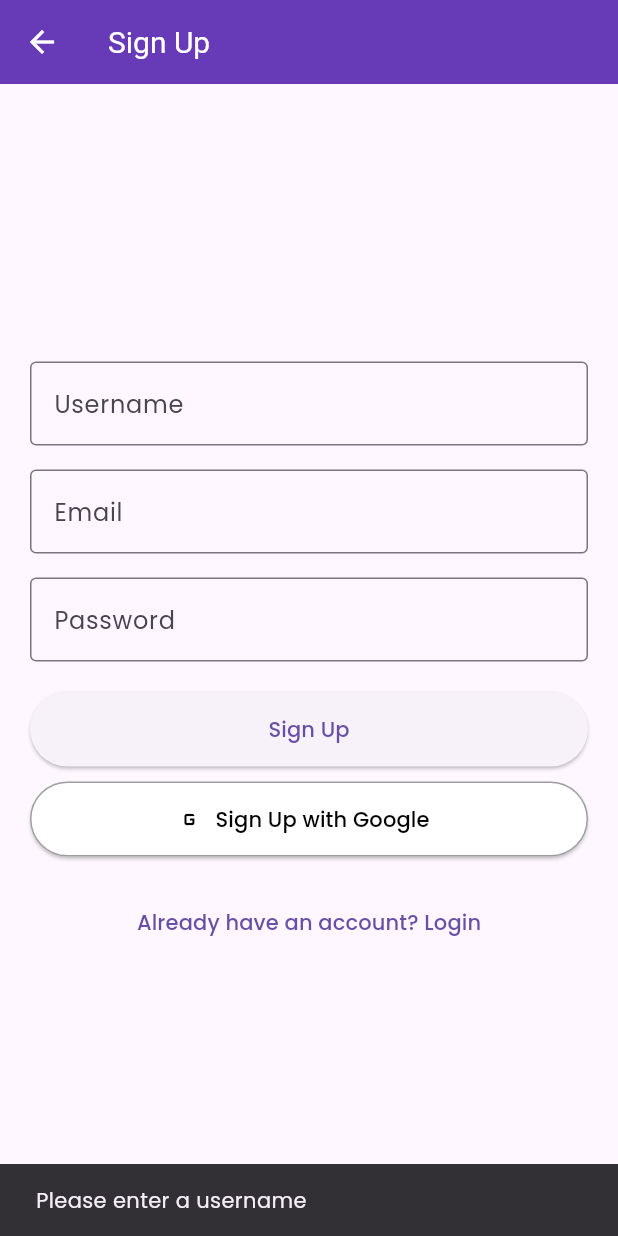
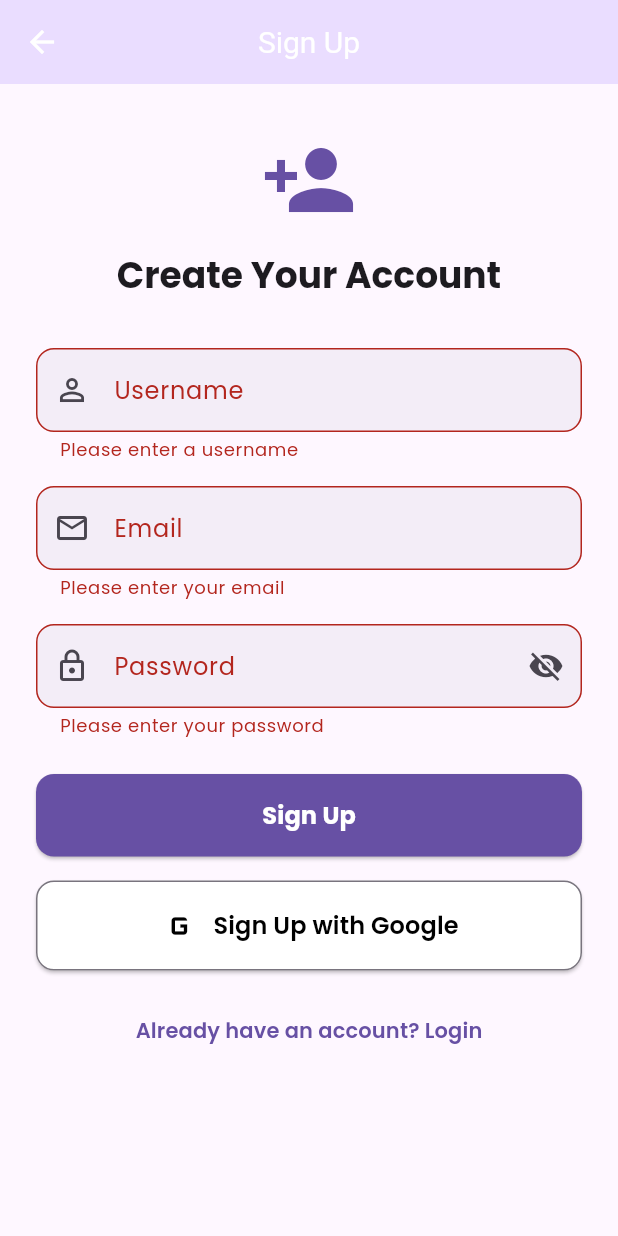
Before and after one commit to marube2005/TaskMaster, a Flutter app: the SignUpScreen screen opened by its route, after a tap on "Sign Up", on a phone screen of 412 x 824 dp. Run offline on Flutter 3.47's test engine with Material 3 defaults, Android fonts, the light colour scheme and no system bars; our stand-ins replace cloud_firestore, firebase_auth, firebase_core, fl_chart, flutter_local_notifications, flutter_markdown and 6 more; missing offline and left inert: google_sign_in_platform_interface; accounts and stored records are empty.

```diff
--- a/lib/screens/auth/signup_screen.dart
+++ b/lib/screens/auth/signup_screen.dart
@@ -2,129 +2,63 @@
 import 'package:flutter/foundation.dart' show kIsWeb;
 import 'package:flutter/material.dart';
 import 'package:google_sign_in/google_sign_in.dart';
-import 'package:google_sign_in_platform_interface/google_sign_in_platform_interface.dart';
 import 'package:myapp/services/auth_services.dart';
 
 class SignUpScreen extends StatefulWidget {
   const SignUpScreen({super.key});
 
   @override
-  // ignore: library_private_types_in_public_api
-  _SignUpScreenState createState() => _SignUpScreenState();
+  State<SignUpScreen> createState() => _SignUpScreenState();
 }
 
 class _SignUpScreenState extends State<SignUpScreen> {
-  final emailController = TextEditingController();
-  final passwordController = TextEditingController();
-  final usernameController = TextEditingController();
-  final AuthService _authService = AuthService();
+  final _emailController = TextEditingController();
+  final _passwordController = TextEditingController();
+  final _usernameController = TextEditingController();
+  final _authService = AuthService();
+  final _formKey = GlobalKey<FormState>();
   bool _isLoading = false;
+  bool _obscurePassword = true;
 
-  // Validate inputs before registration
   bool _validateInputs() {
-    if (usernameController.text.trim().isEmpty) {
-      _showSnackBar('Please enter a username');
-      return false;
-    }
-    final emailRegExp = RegExp(r'^[\w-\.]+@([\w-]+\.)+[\w-]{2,4}$');
-    if (!emailRegExp.hasMatch(emailController.text.trim())) {
-      _showSnackBar('Please enter a valid email');
-      return false;
-    }
-    if (passwordController.text.trim().length < 6) {
-      _showSnackBar('Password must be at least 6 characters');
-      return false;
-    }
-    return true;
+    return _formKey.currentState?.validate() ?? false;
   }
 
-  // Show SnackBar for user feedback
   void _showSnackBar(String message) {
-    ScaffoldMessenger.of(
-      context,
-    ).showSnackBar(SnackBar(content: Text(message)));
+    ScaffoldMessenger.of(context).showSnackBar(
+      SnackBar(
+        content: Text(message),
+        backgroundColor: Theme.of(context).colorScheme.error,
+        duration: const Duration(seconds: 3),
+      ),
+    );
   }
 
-  // Register user with email and password
   void _registerUser() async {
     if (!_validateInputs()) return;
 
-    setState(() {
-      _isLoading = true;
-    });
-
+    setState(() => _isLoading = true);
     String? result = await _authService.registerWithEmail(
-      emailController.text.trim(),
-      passwordController.text.trim(),
-      usernameController.text.trim(),
+      _emailController.text.trim(),
+      _passwordController.text.trim(),
+      _usernameController.text.trim(),
     );
-
-    setState(() {
-      _isLoading = false;
-    });
+    setState(() => _isLoading = false);
 
     if (result == null) {
-      _showSnackBar(
-        'Registration successful! Please check your email to verify your account.',
-      );
-      // Navigate to login screen after successful registration
+      _showSnackBar('Registration successful! Please check your email to verify your account.');
       Navigator.pushReplacementNamed(context, '/login');
     } else {
       _showSnackBar('Sign Up Failed: $result');
     }
   }
 
-  // Handle Google Sign-In
   void _handleGoogleSignIn() async {
-    // For mobile platforms, use the legacy method
-    if (!kIsWeb) {
-      _signInWithGoogleLegacy();
-      return;
-    }
-
-    // For web platforms, the sign-in is handled by the renderButton
-    // This method should not be called directly on web
-  }
-
-  // Legacy Google Sign-In for mobile platforms
-  void _signInWithGoogleLegacy() async {
-    setState(() {
-      _isLoading = true;
-    });
-
+    setState(() => _isLoading = true);
     String? result = await _authService.signInWithGoogle();
-
-    setState(() {
-      _isLoading = false;
-    });
+    setState(() => _isLoading = false);
 
     if (result == null) {
-      // Navigate to main screen after successful Google Sign-In
-      Navigator.pushReplacementNamed(context, '/main');
-    } else {
-      _showSnackBar('Google Sign-In Failed: $result');
-    }
-  }
-
-  // Process Google Sign-In result
-  void _processGoogleSignIn(GoogleSignInAccount? googleUser) async {
-    if (googleUser == null) {
-      _showSnackBar('Sign-In canceled');
-      return;
-    }
-
-    setState(() {
-      _isLoading = true;
-    });
-
-    String? result = await _authService.processGoogleUser(googleUser);
-
-    setState(() {
-      _isLoading = false;
-    });
-
-    if (result == null) {
-      // Navigate to main screen after successful Google Sign-In
       Navigator.pushReplacementNamed(context, '/main');
     } else {
       _showSnackBar('Google Sign-In Failed: $result');
@@ -133,125 +67,175 @@ class _SignUpScreenState extends State<SignUpScreen> {
 
   @override
   void dispose() {
-    emailController.dispose();
-    passwordController.dispose();
-    usernameController.dispose();
+    _emailController.dispose();
+    _passwordController.dispose();
+    _usernameController.dispose();
     super.dispose();
   }
 
   @override
   Widget build(BuildContext context) {
     return Scaffold(
-      appBar: AppBar(title: const Text("Sign Up")),
-      body: Padding(
-        padding: const EdgeInsets.all(20),
+      appBar: AppBar(
+        title: const Text("Sign Up"),
+        centerTitle: true,
+        elevation: 0,
+        backgroundColor: Theme.of(context).colorScheme.primaryContainer,
+      ),
+      body: SafeArea(
+        child: SingleChildScrollView(
+          padding: const EdgeInsets.symmetric(horizontal: 24.0, vertical: 32.0),
+          child: Form(
+            key: _formKey,
             child: Column(
-          mainAxisAlignment: MainAxisAlignment.center,
+              crossAxisAlignment: CrossAxisAlignment.stretch,
               children: [
-            TextField(
-              controller: usernameController,
-              decoration: const InputDecoration(
+                Icon(
+                  Icons.person_add,
+                  size: 64,
+                  color: Theme.of(context).colorScheme.primary,
+                ),
+                const SizedBox(height: 16),
+                Text(
+                  "Create Your Account",
+                  style: Theme.of(context).textTheme.headlineSmall?.copyWith(
+                        fontWeight: FontWeight.bold,
+                        color: Theme.of(context).colorScheme.onSurface,
+                      ),
+                  textAlign: TextAlign.center,
+                ),
+                const SizedBox(height: 32),
+                TextFormField(
+                  controller: _usernameController,
+                  decoration: InputDecoration(
                     labelText: "Username",
-                border: OutlineInputBorder(),
+                    hintText: "Enter your username",
+                    prefixIcon: const Icon(Icons.person_outline),
+                    border: OutlineInputBorder(
+                      borderRadius: BorderRadius.circular(12),
+                    ),
+                    filled: true,
+                    fillColor: Theme.of(context).colorScheme.surfaceContainer,
+                  ),
+                  validator: (value) {
+                    if (value == null || value.trim().isEmpty) {
+                      return "Please enter a username";
+                    }
+                    return null;
+                  },
+                ),
+                const SizedBox(height: 16),
+                TextFormField(
+                  controller: _emailController,
+                  decoration: InputDecoration(
+                    labelText: "Email",
+                    hintText: "Enter your email",
+                    prefixIcon: const Icon(Icons.email_outlined),
+                    border: OutlineInputBorder(
+                      borderRadius: BorderRadius.circular(12),
+                    ),
+                    filled: true,
+                    fillColor: Theme.of(context).colorScheme.surfaceContainer,
+                  ),
+                  keyboardType: TextInputType.emailAddress,
+                  validator: (value) {
+                    if (value == null || value.trim().isEmpty) {
+                      return "Please enter your email";
+                    }
+                    if (!RegExp(r'^[\w-\.]+@([\w-]+\.)+[\w-]{2,4}$').hasMatch(value)) {
+                      return "Please enter a valid email";
+                    }
+                    return null;
+                  },
+                ),
+                const SizedBox(height: 16),
+                TextFormField(
+                  controller: _passwordController,
+                  decoration: InputDecoration(
+                    labelText: "Password",
+                    hintText: "Enter your password",
+                    prefixIcon: const Icon(Icons.lock_outlined),
+                    suffixIcon: IconButton(
+                      icon: Icon(
+                        _obscurePassword ? Icons.visibility_off : Icons.visibility,
+                        color: Theme.of(context).colorScheme.onSurfaceVariant,
+                      ),
+                      onPressed: () => setState(() => _obscurePassword = !_obscurePassword),
+                    ),
+                    border: OutlineInputBorder(
+                      borderRadius: BorderRadius.circular(12),
+                    ),
+                    filled: true,
+                    fillColor: Theme.of(context).colorScheme.surfaceContainer,
+                  ),
+                  obscureText: _obscurePassword,
+                  validator: (value) {
+                    if (value == null || value.trim().isEmpty) {
+                      return "Please enter your password";
+                    }
+                    if (value.length < 6) {
+                      return "Password must be at least 6 characters";
+                    }
+                    return null;
+                  },
+                ),
+                const SizedBox(height: 24),
+                ElevatedButton(
+                  onPressed: _isLoading ? null : _registerUser,
+                  style: ElevatedButton.styleFrom(
+                    padding: const EdgeInsets.symmetric(vertical: 16),
+                    shape: RoundedRectangleBorder(
+                      borderRadius: BorderRadius.circular(12),
+                    ),
+                    backgroundColor: Theme.of(context).colorScheme.primary,
+                    foregroundColor: Theme.of(context).colorScheme.onPrimary,
+                  ),
+                  child: _isLoading
+                      ? const SizedBox(
+                          height: 24,
+                          width: 24,
+                          child: CircularProgressIndicator(
+                            strokeWidth: 2,
+                            color: Colors.white,
+                          ),
+                        )
+                      : const Text(
+                          "Sign Up",
+                          style: TextStyle(fontSize: 16, fontWeight: FontWeight.bold),
                         ),
                 ),
                 const SizedBox(height: 16),
-            TextField(
-              controller: emailController,
-              keyboardType: TextInputType.emailAddress,
-              decoration: const InputDecoration(
-                labelText: "Email",
-                border: OutlineInputBorder(),
+                ElevatedButton.icon(
+                  onPressed: _isLoading ? null : _handleGoogleSignIn,
+                  icon: const Icon(Icons.g_mobiledata, size: 28),
+                  label: const Text(
+                    "Sign Up with Google",
+                    style: TextStyle(fontSize: 16, fontWeight: FontWeight.w600),
+                  ),
+                  style: ElevatedButton.styleFrom(
+                    padding: const EdgeInsets.symmetric(vertical: 16),
+                    shape: RoundedRectangleBorder(
+                      borderRadius: BorderRadius.circular(12),
+                    ),
+                    backgroundColor: Colors.white,
+                    foregroundColor: Colors.black,
+                    side: BorderSide(color: Theme.of(context).colorScheme.outline),
                   ),
                 ),
                 const SizedBox(height: 16),
-            TextField(
-              controller: passwordController,
-              decoration: const InputDecoration(
-                labelText: "Password",
-                border: OutlineInputBorder(),
+                TextButton(
+                  onPressed: () => Navigator.pushNamed(context, '/login'),
+                  child: Text(
+                    "Already have an account? Login",
+                    style: TextStyle(
+                      color: Theme.of(context).colorScheme.primary,
+                      fontWeight: FontWeight.w600,
                     ),
-              obscureText: true,
-            ),
-            const SizedBox(height: 20),
-            _isLoading
-                ? const CircularProgressIndicator()
-                : Column(
-                  children: [
-                    ElevatedButton(
-                      onPressed: _isLoading ? null : _registerUser,
-                      style: ElevatedButton.styleFrom(
-                        minimumSize: const Size(double.infinity, 50),
-                      ),
-                      child: const Text("Sign Up"),
-                    ),
-                    const SizedBox(height: 10),
-                    if (kIsWeb)
-                      // Use renderButton for web platforms
-                      SizedBox(
-                        width: double.infinity,
-                        height: 50,
-                        child: ElevatedButton.icon(
-                          icon: const Icon(Icons.g_mobiledata),
-                          label: const Text("Sign Up with Google"),
-                          style: ElevatedButton.styleFrom(
-                            minimumSize: const Size(double.infinity, 50),
-                            backgroundColor: Colors.white,
-                            foregroundColor: Colors.black,
-                            side: const BorderSide(color: Colors.grey),
-                          ),
-                          onPressed: () async {
-                            try {
-                              final GoogleSignIn _googleSignIn = GoogleSignIn(
-                                clientId:
-                                    '1042695203771-jtpf99vrp097uoeuj7o9q590uv3stfke.googleusercontent.com',
-                                scopes: [
-                                  'https://www.googleapis.com/auth/userinfo.profile',
-                                  'https://www.googleapis.com/auth/userinfo.email',
-                                ],
-                              );
-                              final isSignedIn =
-                                  await _googleSignIn.isSignedIn();
-
-                              GoogleSignInAccount? user;
-                              if (isSignedIn) {
-                                user =
-                                    _googleSignIn.currentUser ??
-                                    await _googleSignIn.signInSilently();
-                              } else {
-                                user = await _googleSignIn.signIn();
-                              }
-
-                              _processGoogleSignIn(user);
-                            } catch (error) {
-                              _showSnackBar('Error during sign in: $error');
-                            }
-                          },
-                        ),
-                      )
-                    else
-                      // Use custom button for mobile platforms
-                      ElevatedButton.icon(
-                        onPressed: _handleGoogleSignIn,
-                        icon: const Icon(Icons.g_mobiledata),
-                        label: const Text("Sign Up with Google"),
-                        style: ElevatedButton.styleFrom(
-                          minimumSize: const Size(double.infinity, 50),
-                          backgroundColor: Colors.white,
-                          foregroundColor: Colors.black,
-                          side: const BorderSide(color: Colors.grey),
                   ),
                 ),
               ],
             ),
-            const SizedBox(height: 20),
-            TextButton(
-              onPressed: () {
-                Navigator.pushNamed(context, '/login');
-              },
-              child: const Text("Already have an account? Login"),
           ),
-          ],
         ),
       ),
     );
--- a/lib/services/auth_services.dart
+++ b/lib/services/auth_services.dart
@@ -37,7 +37,7 @@ class AuthService {
       // Call Firebase Function to send verification email
       final callable = 'sendVerificationEmail'; // Name of the Cloud Function
       final response = await http.post(
-        Uri.parse('https://us-central1-your-firebase-project-id.cloudfunctions.net/$callable'),
+        Uri.parse('https://us-central1-taskmaster-a103f.cloudfunctions.net/$callable'),
         headers: {'Content-Type': 'application/json'},
         body: jsonEncode({
           'data': {
@@ -48,8 +48,11 @@ class AuthService {
         }),
       );
 
+
+
       if (response.statusCode != 200) {
-        throw Exception('Failed to send verification email');
+        return 'Failed to send verification email: ${response.body}';
+
       }
 
       // Save user data to Firestore (unverified)
```
Also changed, not shown: lib/screens/auth/login_screen.dart (+130 -27 lines), 2 other files. Lines whose indentation alone changed are shown as unchanged.
